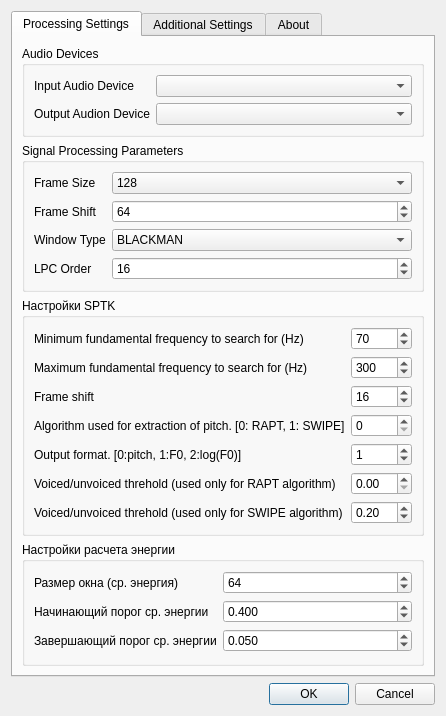
Old version of the form settingsdialog.ui in the repository zhitko/inton-trainer.
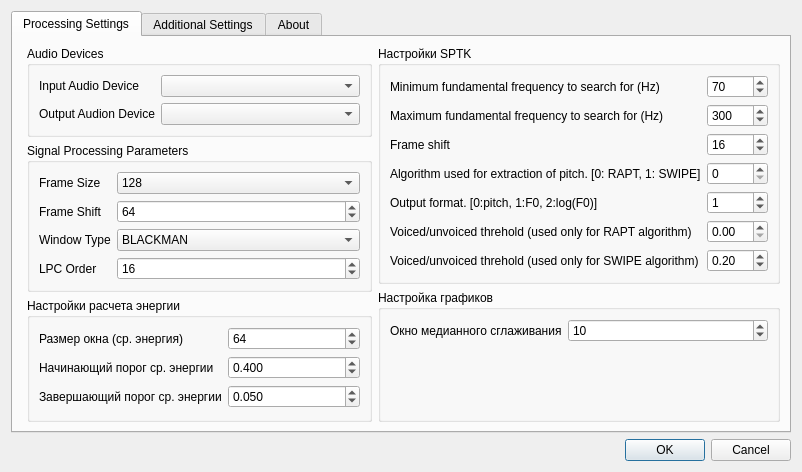
New version of the form. Icons and pictures are not drawn.

```diff
--- a/settingsdialog.ui
+++ b/settingsdialog.ui
@@ -6,8 +6,8 @@
    <rect>
     <x>0</x>
     <y>0</y>
-    <width>408</width>
-    <height>652</height>
+    <width>802</width>
+    <height>439</height>
    </rect>
   </property>
   <property name="windowTitle">
@@ -27,7 +27,12 @@
       <attribute name="title">
        <string>Processing Settings</string>
       </attribute>
+      <layout class="QHBoxLayout" name="horizontalLayout">
+       <item>
       <layout class="QVBoxLayout" name="verticalLayout_2">
+         <property name="leftMargin">
+          <number>5</number>
+         </property>
        <item>
         <widget class="QGroupBox" name="groupBox">
          <property name="sizePolicy">
@@ -69,9 +74,6 @@
           <string>Signal Processing Parameters</string>
          </property>
          <layout class="QFormLayout" name="formLayout_2">
-          <property name="fieldGrowthPolicy">
-           <enum>QFormLayout::AllNonFixedFieldsGrow</enum>
-          </property>
           <item row="0" column="0">
            <widget class="QLabel" name="label_3">
             <property name="text">
@@ -221,14 +223,14 @@
             </item>
            </widget>
           </item>
-          <item row="6" column="0">
+            <item row="3" column="0">
            <widget class="QLabel" name="label_8">
             <property name="text">
              <string>LPC Order</string>
             </property>
            </widget>
           </item>
-          <item row="6" column="1">
+            <item row="3" column="1">
            <widget class="QSpinBox" name="lpcOrderSpin">
             <property name="minimum">
              <number>1</number>
@@ -242,6 +244,85 @@
         </widget>
        </item>
        <item>
+          <widget class="QGroupBox" name="groupBox_4">
+           <property name="title">
+            <string>Настройки расчета энергии</string>
+           </property>
+           <layout class="QFormLayout" name="formLayout_5">
+            <item row="0" column="0">
+             <widget class="QLabel" name="label_16">
+              <property name="text">
+               <string>Размер окна (ср. энергия)</string>
+              </property>
+             </widget>
+            </item>
+            <item row="0" column="1">
+             <widget class="QSpinBox" name="energyMidFrame">
+              <property name="minimum">
+               <number>0</number>
+              </property>
+              <property name="maximum">
+               <number>65536</number>
+              </property>
+              <property name="value">
+               <number>64</number>
+              </property>
+             </widget>
+            </item>
+            <item row="1" column="0">
+             <widget class="QLabel" name="label_17">
+              <property name="text">
+               <string>Начинающий порог ср. энергии</string>
+              </property>
+             </widget>
+            </item>
+            <item row="1" column="1">
+             <widget class="QDoubleSpinBox" name="energyMidThresholdStart">
+              <property name="decimals">
+               <number>3</number>
+              </property>
+              <property name="maximum">
+               <double>1.000000000000000</double>
+              </property>
+              <property name="singleStep">
+               <double>0.010000000000000</double>
+              </property>
+              <property name="value">
+               <double>0.400000000000000</double>
+              </property>
+             </widget>
+            </item>
+            <item row="2" column="0">
+             <widget class="QLabel" name="label_18">
+              <property name="text">
+               <string>Завершающий порог ср. энергии</string>
+              </property>
+             </widget>
+            </item>
+            <item row="2" column="1">
+             <widget class="QDoubleSpinBox" name="energyMidThresholdEnd">
+              <property name="decimals">
+               <number>3</number>
+              </property>
+              <property name="maximum">
+               <double>1.000000000000000</double>
+              </property>
+              <property name="singleStep">
+               <double>0.010000000000000</double>
+              </property>
+              <property name="value">
+               <double>0.050000000000000</double>
+              </property>
+             </widget>
+            </item>
+           </layout>
+          </widget>
+         </item>
+        </layout>
+       </item>
+       <item>
+        <layout class="QVBoxLayout" name="verticalLayout_4">
+         <item>
         <widget class="QGroupBox" name="groupBox_3">
          <property name="title">
           <string>Настройки SPTK</string>
@@ -363,79 +444,29 @@
         </widget>
        </item>
        <item>
-        <widget class="QGroupBox" name="groupBox_4">
+          <widget class="QGroupBox" name="groupBox_5">
          <property name="title">
-          <string>Настройки расчета энергии</string>
-         </property>
-         <layout class="QFormLayout" name="formLayout_5">
+            <string>Настройка графиков</string>
+           </property>
+           <layout class="QFormLayout" name="formLayout_6">
           <item row="0" column="0">
-           <widget class="QLabel" name="label_16">
+             <widget class="QLabel" name="label_19">
             <property name="text">
-             <string>Размер окна (ср. энергия)</string>
+               <string>Окно медианного сглаживания</string>
             </property>
            </widget>
           </item>
           <item row="0" column="1">
-           <widget class="QSpinBox" name="energyMidFrame">
-            <property name="minimum">
-             <number>0</number>
-            </property>
-            <property name="maximum">
-             <number>65536</number>
-            </property>
+             <widget class="QSpinBox" name="plotMidFrameSpin">
             <property name="value">
-             <number>64</number>
+               <number>10</number>
             </property>
            </widget>
           </item>
-          <item row="1" column="0">
-           <widget class="QLabel" name="label_17">
-            <property name="text">
-             <string>Начинающий порог ср. энергии</string>
-            </property>
-           </widget>
-          </item>
-          <item row="1" column="1">
-           <widget class="QDoubleSpinBox" name="energyMidThresholdStart">
-            <property name="decimals">
-             <number>3</number>
-            </property>
-            <property name="maximum">
-             <double>1.000000000000000</double>
-            </property>
-            <property name="singleStep">
-             <double>0.010000000000000</double>
-            </property>
-            <property name="value">
-             <double>0.400000000000000</double>
-            </property>
-           </widget>
-          </item>
-          <item row="2" column="0">
-           <widget class="QLabel" name="label_18">
-            <property name="text">
-             <string>Завершающий порог ср. энергии</string>
-            </property>
-           </widget>
-          </item>
-          <item row="2" column="1">
-           <widget class="QDoubleSpinBox" name="energyMidThresholdEnd">
-            <property name="decimals">
-             <number>3</number>
-            </property>
-            <property name="maximum">
-             <double>1.000000000000000</double>
-            </property>
-            <property name="singleStep">
-             <double>0.010000000000000</double>
-            </property>
-            <property name="value">
-             <double>0.050000000000000</double>
-            </property>
-           </widget>
-          </item>
-         </layout>
-        </widget>
+           </layout>
+          </widget>
+         </item>
+        </layout>
        </item>
       </layout>
      </widget>
```
Left out of the diff: 14 changed lines with no effect on the pictures. Lines whose indentation alone changed are shown as unchanged.
